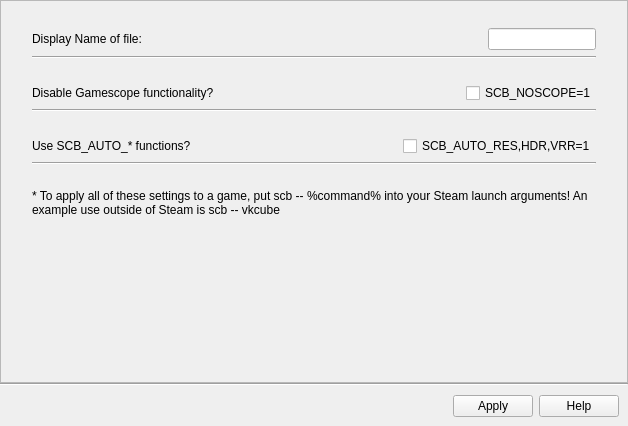
The window that src/general_settings.ui (rfrench3/scopebuddy-gui) describes before a commit, drawn with Qt 5.
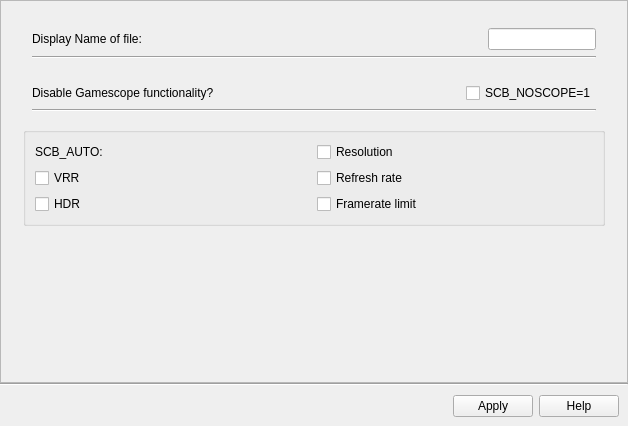
The same window after the commit.

Commit message: slightly improved error handling, added support for all SCB_AUTO_ARGS individually

```diff
--- a/src/general_settings.ui
+++ b/src/general_settings.ui
@@ -212,131 +212,71 @@
              </widget>
             </item>
             <item>
-             <widget class="QWidget" name="widget_scb_auto" native="true">
-              <property name="sizePolicy">
-               <sizepolicy hsizetype="Preferred" vsizetype="Maximum">
-                <horstretch>0</horstretch>
-                <verstretch>0</verstretch>
-               </sizepolicy>
+             <layout class="QHBoxLayout" name="horizontalLayout_3">
+              <property name="rightMargin">
+               <number>0</number>
               </property>
+              <item>
+               <widget class="QGroupBox" name="groupBox">
               <property name="toolTip">
-               <string>&lt;html&gt;&lt;head/&gt;&lt;body&gt;&lt;p&gt;On supported desktops, this will automatically determine and set output Width, output Height, HDR, and Adaptive Sync (VRR) for gamescope. For a list of supported desktops, see the official ScopeBuddy documentation.&lt;/p&gt;&lt;/body&gt;&lt;/html&gt;</string>
-              </property>
-              <layout class="QVBoxLayout" name="verticalLayout_31">
-               <property name="spacing">
-                <number>6</number>
-               </property>
-               <item>
-                <widget class="QWidget" name="widget_37" native="true">
-                 <property name="sizePolicy">
-                  <sizepolicy hsizetype="Preferred" vsizetype="Minimum">
-                   <horstretch>0</horstretch>
-                   <verstretch>0</verstretch>
-                  </sizepolicy>
-                 </property>
-                 <layout class="QHBoxLayout" name="horizontalLayout_26" stretch="0,0">
-                  <property name="spacing">
-                   <number>6</number>
-                  </property>
-                  <property name="leftMargin">
-                   <number>0</number>
-                  </property>
-                  <property name="topMargin">
-                   <number>0</number>
-                  </property>
-                  <property name="rightMargin">
-                   <number>0</number>
-                  </property>
-                  <property name="bottomMargin">
-                   <number>0</number>
-                  </property>
-                  <item>
-                   <widget class="QLabel" name="label_11">
+                 <string>&lt;html&gt;&lt;head/&gt;&lt;body&gt;&lt;p&gt;Scopebuddy Auto-arguments attempt to auto-detect your display properties to apply the best settings for your display. Note that there are limitations, and certain gamescope settings (such as refresh rate and adaptive sync) may not work together.&lt;/p&gt;&lt;/body&gt;&lt;/html&gt;</string>
+                </property>
+                <property name="title">
+                 <string/>
+                </property>
+                <property name="flat">
+                 <bool>false</bool>
+                </property>
+                <property name="checkable">
+                 <bool>false</bool>
+                </property>
+                <layout class="QGridLayout" name="gridLayout">
+                 <item row="0" column="1">
+                  <widget class="QCheckBox" name="auto_res">
                     <property name="text">
-                     <string>Use SCB_AUTO_* functions?</string>
+                    <string>Resolution</string>
                     </property>
                    </widget>
                   </item>
-                  <item>
-                   <widget class="QCheckBox" name="scb_auto_flags">
-                    <property name="sizePolicy">
-                     <sizepolicy hsizetype="Maximum" vsizetype="Maximum">
-                      <horstretch>0</horstretch>
-                      <verstretch>0</verstretch>
-                     </sizepolicy>
-                    </property>
+                 <item row="1" column="0">
+                  <widget class="QCheckBox" name="auto_vrr">
                     <property name="text">
-                     <string>SCB_AUTO_RES,HDR,VRR=1</string>
+                    <string>VRR</string>
                     </property>
                    </widget>
                   </item>
-                 </layout>
-                </widget>
-               </item>
-               <item>
-                <widget class="Line" name="line_26">
-                 <property name="orientation">
-                  <enum>Qt::Orientation::Horizontal</enum>
+                 <item row="1" column="1">
+                  <widget class="QCheckBox" name="auto_ref">
+                   <property name="text">
+                    <string>Refresh rate</string>
+                   </property>
+                  </widget>
+                 </item>
+                 <item row="2" column="0">
+                  <widget class="QCheckBox" name="auto_hdr">
+                   <property name="text">
+                    <string>HDR</string>
                  </property>
                 </widget>
                </item>
-              </layout>
-             </widget>
-            </item>
-            <item>
-             <widget class="QWidget" name="widget_scb_auto_2" native="true">
-              <property name="sizePolicy">
-               <sizepolicy hsizetype="Preferred" vsizetype="Maximum">
-                <horstretch>0</horstretch>
-                <verstretch>0</verstretch>
-               </sizepolicy>
-              </property>
-              <property name="toolTip">
-               <string>&lt;html&gt;&lt;head/&gt;&lt;body&gt;&lt;p&gt;Check the ScopeBuddy GUI documentation for more detailed information!&lt;/p&gt;&lt;/body&gt;&lt;/html&gt;</string>
-              </property>
-              <layout class="QVBoxLayout" name="verticalLayout_33">
-               <property name="spacing">
-                <number>6</number>
-               </property>
-               <item>
-                <widget class="QWidget" name="widget_39" native="true">
-                 <property name="sizePolicy">
-                  <sizepolicy hsizetype="Preferred" vsizetype="Minimum">
-                   <horstretch>0</horstretch>
-                   <verstretch>0</verstretch>
-                  </sizepolicy>
-                 </property>
-                 <layout class="QHBoxLayout" name="horizontalLayout_28" stretch="0">
-                  <property name="spacing">
-                   <number>6</number>
-                  </property>
-                  <property name="leftMargin">
-                   <number>0</number>
-                  </property>
-                  <property name="topMargin">
-                   <number>0</number>
-                  </property>
-                  <property name="rightMargin">
-                   <number>0</number>
-                  </property>
-                  <property name="bottomMargin">
-                   <number>0</number>
-                  </property>
-                  <item>
-                   <widget class="QLabel" name="label_13">
+                 <item row="2" column="1">
+                  <widget class="QCheckBox" name="auto_frame">
+                   <property name="text">
+                    <string>Framerate limit</string>
+                   </property>
+                  </widget>
+                 </item>
+                 <item row="0" column="0">
+                  <widget class="QLabel" name="label">
                     <property name="text">
-                     <string>* To apply all of these settings to a game, put scb -- %command% into your Steam launch arguments! An example use outside of Steam is scb -- vkcube</string>
-                    </property>
-                    <property name="wordWrap">
-                     <bool>true</bool>
-                    </property>
+                    <string>SCB_AUTO:</string>
+                   </property>
                    </widget>
                   </item>
                  </layout>
                 </widget>
                </item>
               </layout>
-             </widget>
             </item>
             <item>
              <spacer name="verticalSpacer">
```
Lines whose indentation alone changed are shown as unchanged. The commit also changes 3 other files.
